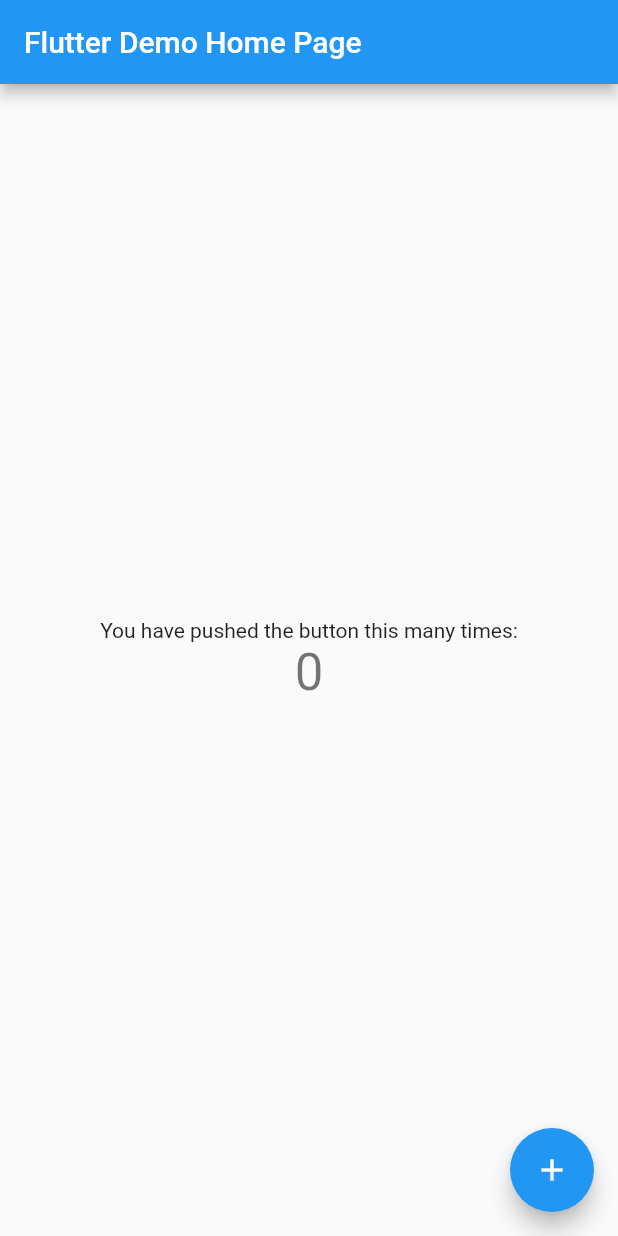
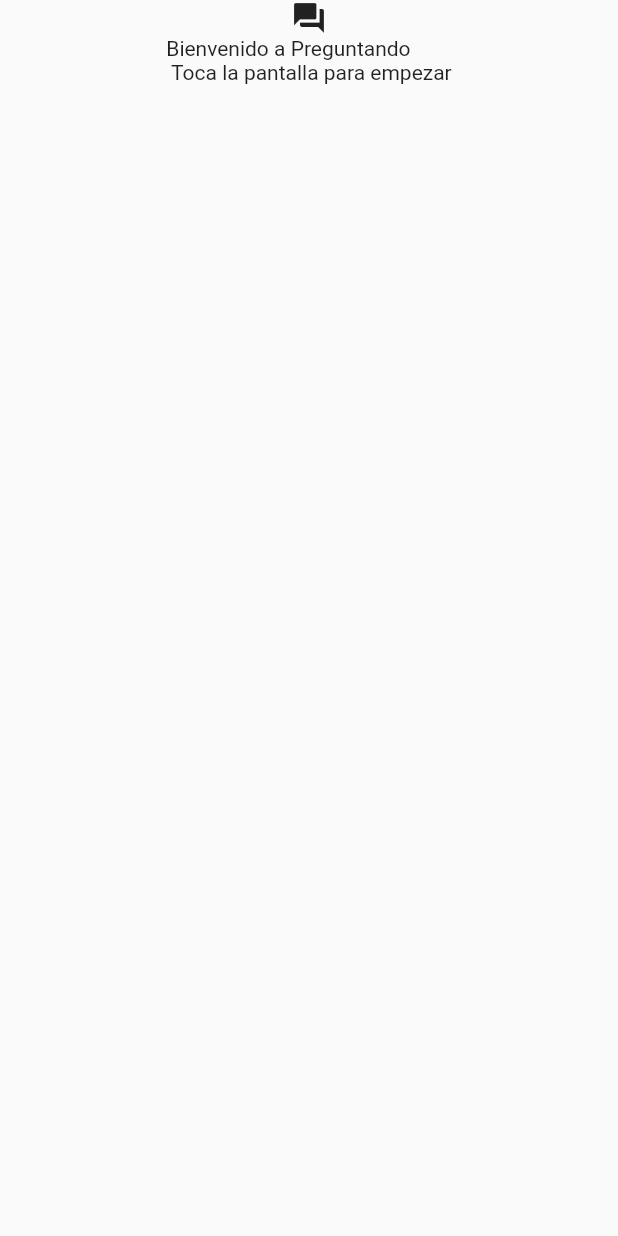
Before and after one commit to wilsoncamgo/QuestionForumApp, a Flutter app: the screen it shows after launch, on a phone screen of 412 x 824 dp. Run offline on Flutter 3.47's test engine with Material 2 defaults, Android fonts, the phone set to English and light mode, and no system bars.

```diff
--- a/lib/main.dart
+++ b/lib/main.dart
@@ -1,4 +1,5 @@
 import 'package:flutter/material.dart';
+import 'package:questionforum/screens/open_screen.dart';
 
 void main() {
   runApp(MyApp());
@@ -26,7 +27,7 @@ class MyApp extends StatelessWidget {
         // closer together (more dense) than on mobile platforms.
         visualDensity: VisualDensity.adaptivePlatformDensity,
       ),
-      home: MyHomePage(title: 'Flutter Demo Home Page'),
+      home: OpenScreen(),
     );
   }
 }
--- /dev/null
+++ b/lib/screens/open_screen.dart
@@ -0,0 +1,24 @@
+import 'package:flutter/material.dart';
+import 'package:questionforum/screens/login_screen.dart';
+
+class OpenScreen extends StatelessWidget {
+  @override
+  Widget build(BuildContext context) {
+    return Material(
+      child: Container(
+        child: InkWell(
+          onTap: () => Navigator.push(
+            context,
+            MaterialPageRoute(builder: (context) => LoginScreen()),
+          ),
+          child: Column(
+            children: [
+              Icon(Icons.question_answer),
+              Text('Bienvenido a Preguntando\n Toca la pantalla para empezar'),
+            ],
+          ),
+        ),
+      ),
+    );
+  }
+}
```
Also changed, not shown: lib/models/user.dart (added, +13 -0 lines), lib/screens/common_widgets/button.dart (added, +16 -0 lines), lib/screens/login_screen.dart (added, +98 -0 lines), pubspec.yaml (+1 -9 lines), lib/models/answer.dart (added), lib/models/expression.dart (added), lib/models/question.dart (added), pubspec.lock, 1 other file.
